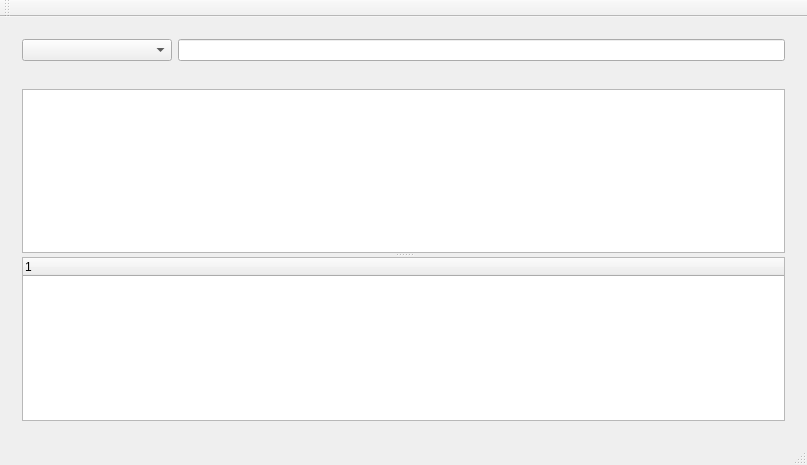
First picture: the form in network-shark/mainwindow.ui, repository zekiyou/QtWireshark, before the edit.
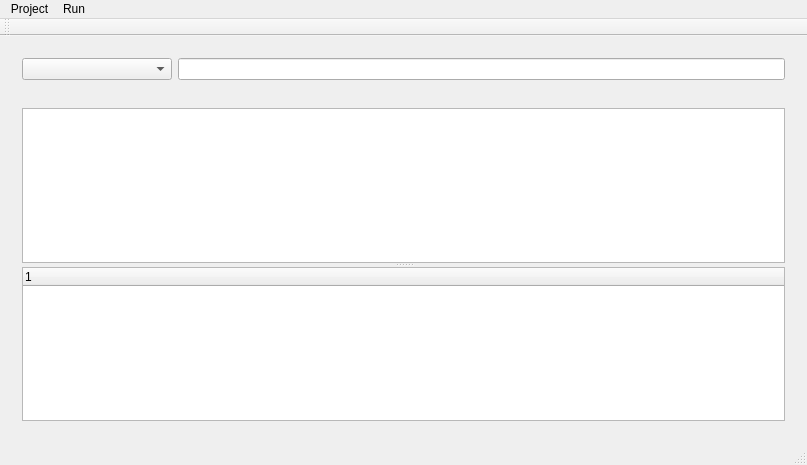
Second picture: the form after the edit. Icons and pictures are not drawn.

```diff
--- a/network-shark/mainwindow.ui
+++ b/network-shark/mainwindow.ui
@@ -66,6 +66,20 @@
      <height>27</height>
     </rect>
    </property>
+   <widget class="QMenu" name="menuproject">
+    <property name="title">
+     <string>Project</string>
+    </property>
+   </widget>
+   <widget class="QMenu" name="menurun">
+    <property name="title">
+     <string>Run</string>
+    </property>
+    <addaction name="actionrun_stop"/>
+    <addaction name="actionclear"/>
+   </widget>
+   <addaction name="menuproject"/>
+   <addaction name="menurun"/>
   </widget>
   <widget class="QToolBar" name="mainToolBar">
    <attribute name="toolBarArea">
```
Left out of the diff: 22 changed lines with no effect on the pictures.
